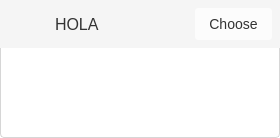
Old version of the form src/MEGASync/stalled_issues/gui/win/StalledIssueChooseWidget.ui in the repository meganz/MEGAsync.
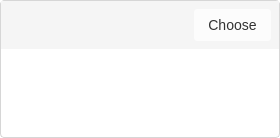
New version of the form. Custom widgets are drawn as their Qt base class.

Commit message: Creating widget to choose between local and remote files

```diff
--- a/src/MEGASync/stalled_issues/gui/win/StalledIssueChooseWidget.ui
+++ b/src/MEGASync/stalled_issues/gui/win/StalledIssueChooseWidget.ui
@@ -1,7 +1,7 @@
 <?xml version="1.0" encoding="UTF-8"?>
 <ui version="4.0">
  <class>StalledIssueChooseWidget</class>
- <widget class="QWidget" name="StalledIssueChooseWidget">
+ <widget class="QFrame" name="StalledIssueChooseWidget">
   <property name="geometry">
    <rect>
     <x>0</x>
@@ -44,6 +44,9 @@
    border-color:  rgba(0, 0, 0,13);
 }</string>
   </property>
+  <property name="frameShape">
+   <enum>QFrame::Box</enum>
+  </property>
   <layout class="QVBoxLayout" name="verticalLayout">
    <property name="spacing">
     <number>0</number>
@@ -99,7 +102,7 @@
       <item>
        <widget class="QLabel" name="titleLabel">
         <property name="text">
-         <string>HOLA</string>
+         <string/>
         </property>
        </widget>
       </item>
```
The commit also changes 25 other files.
